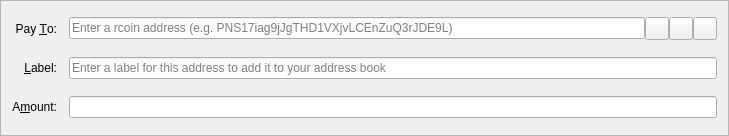
Qt form src/qt/forms/sendcoinsentry.ui (richardyc/rcoin) before a commit.
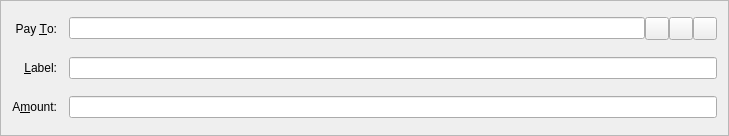
The same form after that commit. Icons and pictures are not drawn. Custom widgets are drawn as their Qt base class.

Diff of the .ui file:
```diff
--- a/src/qt/forms/sendcoinsentry.ui
+++ b/src/qt/forms/sendcoinsentry.ui
@@ -52,26 +52,6 @@
    <item row="5" column="1">
     <widget class="BitcoinAmountField" name="payAmount"/>
    </item>
-   <item row="4" column="1">
-    <layout class="QHBoxLayout" name="horizontalLayout_2">
-     <property name="spacing">
-      <number>0</number>
-     </property>
-     <item>
-      <widget class="QValidatedLineEdit" name="addAsLabel">
-       <property name="enabled">
-        <bool>true</bool>
-       </property>
-       <property name="toolTip">
-        <string>Enter a label for this address to add it to your address book</string>
-       </property>
-       <property name="placeholderText">
-        <string>Enter a label for this address to add it to your address book</string>
-       </property>
-      </widget>
-     </item>
-    </layout>
-   </item>
    <item row="4" column="0">
     <widget class="QLabel" name="label_4">
      <property name="text">
@@ -98,9 +78,6 @@
        <property name="maxLength">
         <number>34</number>
        </property>
-       <property name="placeholderText">
-        <string>Enter a rcoin address (e.g. PNS17iag9jJgTHD1VXjvLCEnZuQ3rJDE9L)</string>
-       </property>
       </widget>
      </item>
      <item>
@@ -153,6 +130,13 @@
      </item>
     </layout>
    </item>
+   <item row="4" column="1">
+    <widget class="QValidatedLineEdit" name="addAsLabel">
+     <property name="toolTip">
+      <string>Enter a label for this address to add it to your address book</string>
+     </property>
+    </widget>
+   </item>
   </layout>
  </widget>
  <customwidgets>
```
Left out of the diff: 2 changed lines with no effect on the pictures.
